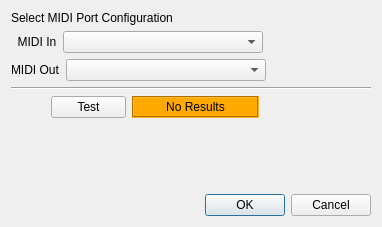
Before: the Qt Designer form spl/lib/QRtMidi/MidiPortSelect.ui in strymon/spl, drawn with Qt 5.
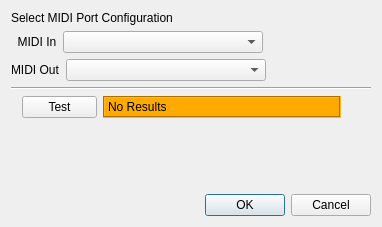
After: the same form once the commit is applied.

Commit message: Added display when unknown MIDI device is detected. Added another 'setter' for adding sets of supported devices

Patch:
```diff
--- a/spl/lib/QRtMidi/MidiPortSelect.ui
+++ b/spl/lib/QRtMidi/MidiPortSelect.ui
@@ -132,7 +132,7 @@
          </property>
          <property name="sizeHint" stdset="0">
           <size>
-           <width>40</width>
+           <width>11</width>
            <height>20</height>
           </size>
          </property>
@@ -153,18 +153,18 @@
        </item>
        <item>
         <widget class="QLabel" name="resultLabel">
+         <property name="sizePolicy">
+          <sizepolicy hsizetype="Expanding" vsizetype="Preferred">
+           <horstretch>0</horstretch>
+           <verstretch>0</verstretch>
+          </sizepolicy>
+         </property>
          <property name="minimumSize">
           <size>
-           <width>127</width>
+           <width>238</width>
            <height>0</height>
           </size>
          </property>
-         <property name="maximumSize">
-          <size>
-           <width>127</width>
-           <height>23</height>
-          </size>
-         </property>
          <property name="styleSheet">
           <string notr="true">background-color: rgb(255, 170, 0);
 </string>
@@ -179,7 +179,7 @@
           <string>No Results</string>
          </property>
          <property name="alignment">
-          <set>Qt::AlignCenter</set>
+          <set>Qt::AlignLeading|Qt::AlignLeft|Qt::AlignVCenter</set>
          </property>
         </widget>
        </item>
@@ -188,6 +188,9 @@
          <property name="orientation">
           <enum>Qt::Horizontal</enum>
          </property>
+         <property name="sizeType">
+          <enum>QSizePolicy::Preferred</enum>
+         </property>
          <property name="sizeHint" stdset="0">
           <size>
            <width>40</width>
```
The commit also changes 2 other files.
